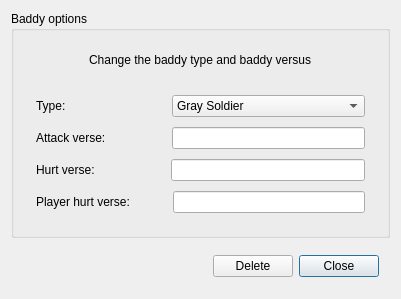
Before: the Qt Designer form EditBaddy.ui in lukegrahamSydney/TilesEditor, drawn with Qt 5.
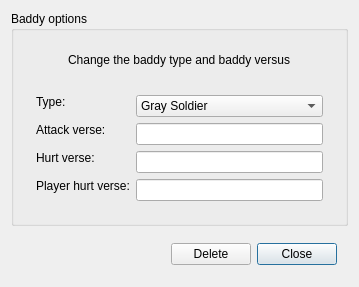
After: the same form once the commit is applied. Icons and pictures are not drawn.

What changed in the file:
```diff
--- a/EditBaddy.ui
+++ b/EditBaddy.ui
@@ -6,7 +6,7 @@
    <rect>
     <x>0</x>
     <y>0</y>
-    <width>401</width>
+    <width>359</width>
     <height>284</height>
    </rect>
   </property>
@@ -53,11 +53,8 @@
       </item>
       <item>
        <widget class="QWidget" name="widget_3" native="true">
-        <layout class="QVBoxLayout" name="verticalLayout_3">
-         <property name="spacing">
-          <number>10</number>
-         </property>
-         <item>
+        <layout class="QFormLayout" name="formLayout">
+         <item row="0" column="0">
           <widget class="QWidget" name="widget_4" native="true">
            <property name="sizePolicy">
             <sizepolicy hsizetype="Preferred" vsizetype="Fixed">
@@ -85,86 +82,10 @@
               </property>
              </widget>
             </item>
-            <item>
-             <spacer name="horizontalSpacer_2">
-              <property name="orientation">
-               <enum>Qt::Horizontal</enum>
-              </property>
-              <property name="sizeType">
-               <enum>QSizePolicy::Fixed</enum>
-              </property>
-              <property name="sizeHint" stdset="0">
-               <size>
-                <width>100</width>
-                <height>20</height>
-               </size>
-              </property>
-             </spacer>
-            </item>
-            <item>
-             <widget class="QComboBox" name="typeCombo">
-              <property name="sizePolicy">
-               <sizepolicy hsizetype="Expanding" vsizetype="Fixed">
-                <horstretch>0</horstretch>
-                <verstretch>0</verstretch>
-               </sizepolicy>
-              </property>
-              <item>
-               <property name="text">
-                <string>Gray Soldier</string>
-               </property>
-              </item>
-              <item>
-               <property name="text">
-                <string>Blue Soldier</string>
-               </property>
-              </item>
-              <item>
-               <property name="text">
-                <string>Red Soldier</string>
-               </property>
-              </item>
-              <item>
-               <property name="text">
-                <string>Shooting Soldier</string>
-               </property>
-              </item>
-              <item>
-               <property name="text">
-                <string>Swamp Soldier</string>
-               </property>
-              </item>
-              <item>
-               <property name="text">
-                <string>Frog</string>
-               </property>
-              </item>
-              <item>
-               <property name="text">
-                <string>Spider</string>
-               </property>
-              </item>
-              <item>
-               <property name="text">
-                <string>Golden Warrior</string>
-               </property>
-              </item>
-              <item>
-               <property name="text">
-                <string>Lizardon</string>
-               </property>
-              </item>
-              <item>
-               <property name="text">
-                <string>Dragon</string>
-               </property>
-              </item>
-             </widget>
-            </item>
            </layout>
           </widget>
          </item>
-         <item>
+         <item row="2" column="0">
           <widget class="QWidget" name="widget_5" native="true">
            <property name="sizePolicy">
             <sizepolicy hsizetype="Preferred" vsizetype="Fixed">
@@ -192,29 +113,10 @@
               </property>
              </widget>
             </item>
-            <item>
-             <spacer name="horizontalSpacer_3">
-              <property name="orientation">
-               <enum>Qt::Horizontal</enum>
-              </property>
-              <property name="sizeType">
-               <enum>QSizePolicy::Fixed</enum>
-              </property>
-              <property name="sizeHint" stdset="0">
-               <size>
-                <width>60</width>
-                <height>20</height>
-               </size>
-              </property>
-             </spacer>
-            </item>
-            <item>
-             <widget class="QLineEdit" name="attackVerseEdit"/>
-            </item>
            </layout>
           </widget>
          </item>
-         <item>
+         <item row="4" column="0">
           <widget class="QWidget" name="widget_6" native="true">
            <property name="sizePolicy">
             <sizepolicy hsizetype="Preferred" vsizetype="Fixed">
@@ -242,29 +144,10 @@
               </property>
              </widget>
             </item>
-            <item>
-             <spacer name="horizontalSpacer_4">
-              <property name="orientation">
-               <enum>Qt::Horizontal</enum>
-              </property>
-              <property name="sizeType">
-               <enum>QSizePolicy::Fixed</enum>
-              </property>
-              <property name="sizeHint" stdset="0">
-               <size>
-                <width>70</width>
-                <height>20</height>
-               </size>
-              </property>
-             </spacer>
-            </item>
-            <item>
-             <widget class="QLineEdit" name="hurtVerseEdit"/>
-            </item>
            </layout>
           </widget>
          </item>
-         <item>
+         <item row="5" column="0">
           <widget class="QWidget" name="widget_7" native="true">
            <property name="sizePolicy">
             <sizepolicy hsizetype="Preferred" vsizetype="Fixed">
@@ -292,28 +175,78 @@
               </property>
              </widget>
             </item>
-            <item>
-             <spacer name="horizontalSpacer_5">
-              <property name="orientation">
-               <enum>Qt::Horizontal</enum>
-              </property>
-              <property name="sizeType">
-               <enum>QSizePolicy::Fixed</enum>
-              </property>
-              <property name="sizeHint" stdset="0">
-               <size>
-                <width>37</width>
-                <height>20</height>
-               </size>
-              </property>
-             </spacer>
-            </item>
-            <item>
-             <widget class="QLineEdit" name="playerHurtEdit"/>
-            </item>
            </layout>
           </widget>
          </item>
+         <item row="0" column="1">
+          <widget class="QComboBox" name="typeCombo">
+           <property name="sizePolicy">
+            <sizepolicy hsizetype="Expanding" vsizetype="Fixed">
+             <horstretch>0</horstretch>
+             <verstretch>0</verstretch>
+            </sizepolicy>
+           </property>
+           <item>
+            <property name="text">
+             <string>Gray Soldier</string>
+            </property>
+           </item>
+           <item>
+            <property name="text">
+             <string>Blue Soldier</string>
+            </property>
+           </item>
+           <item>
+            <property name="text">
+             <string>Red Soldier</string>
+            </property>
+           </item>
+           <item>
+            <property name="text">
+             <string>Shooting Soldier</string>
+            </property>
+           </item>
+           <item>
+            <property name="text">
+             <string>Swamp Soldier</string>
+            </property>
+           </item>
+           <item>
+            <property name="text">
+             <string>Frog</string>
+            </property>
+           </item>
+           <item>
+            <property name="text">
+             <string>Spider</string>
+            </property>
+           </item>
+           <item>
+            <property name="text">
+             <string>Golden Warrior</string>
+            </property>
+           </item>
+           <item>
+            <property name="text">
+             <string>Lizardon</string>
+            </property>
+           </item>
+           <item>
+            <property name="text">
+             <string>Dragon</string>
+            </property>
+           </item>
+          </widget>
+         </item>
+         <item row="2" column="1">
+          <widget class="QLineEdit" name="attackVerseEdit"/>
+         </item>
+         <item row="4" column="1">
+          <widget class="QLineEdit" name="hurtVerseEdit"/>
+         </item>
+         <item row="5" column="1">
+          <widget class="QLineEdit" name="playerHurtEdit"/>
+         </item>
         </layout>
        </widget>
       </item>
```
